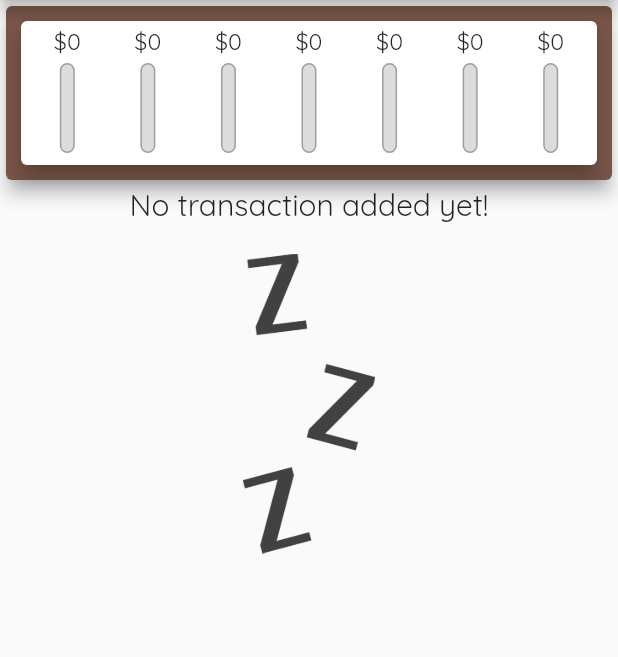
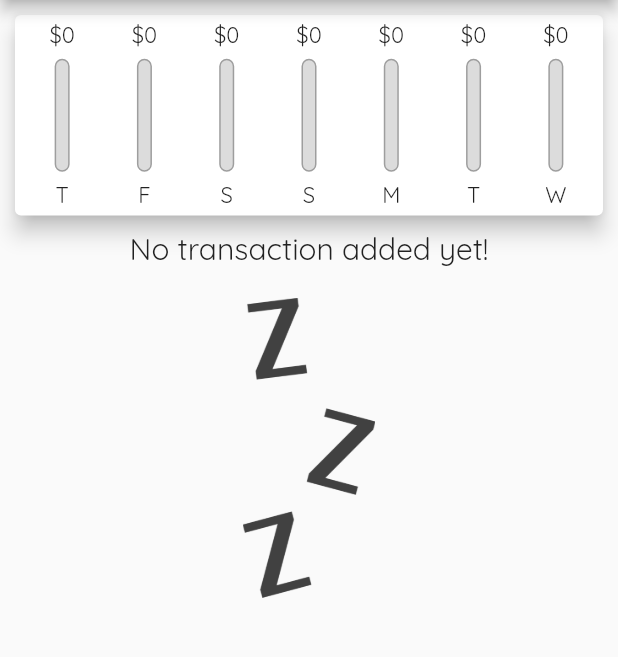
Before and after one commit to alinpahontu2912/expenses-app-flutter-udemy, a Flutter app: the screen it shows after launch, on a phone screen of 412 x 824 dp, the part 84-741 px from its top. Run offline on Flutter 3.47's test engine with Material 2 defaults, Android fonts, the phone set to English and light mode, and no system bars.

Commit message:
increased adaptability by using size of the device the app is being run on

```diff
--- a/lib/main.dart
+++ b/lib/main.dart
@@ -1,4 +1,5 @@
 import 'package:flutter/material.dart';
+import 'package:flutter/services.dart';
 import 'package:secondapp/widgets/Chart.dart';
 import 'package:secondapp/widgets/new_transaction.dart';
 import 'package:secondapp/widgets/transaction_list.dart';
@@ -6,6 +7,9 @@ import 'package:secondapp/widgets/transaction_list.dart';
 import 'models/transaction.dart';
 
 void main() {
+  WidgetsFlutterBinding.ensureInitialized();
+  SystemChrome.setPreferredOrientations(
+      [DeviceOrientation.portraitDown, DeviceOrientation.portraitUp]);
   runApp(MyApp());
 }
 
@@ -26,8 +30,7 @@ class MyApp extends StatelessWidget {
                     fontFamily: 'OpenSans',
                     fontSize: 20,
                     fontWeight: FontWeight.bold),
-              button: TextStyle(color: Colors.white)
-                )),
+                button: TextStyle(color: Colors.white))),
       ),
       home: MyHomePage(),
     );
@@ -48,7 +51,8 @@ class _MyHomePageState extends State<MyHomePage> {
     }).toList();
   }
 
-  void _addNewTransaction(String txTitle, double txAmount, DateTime chosenDate) {
+  void _addNewTransaction(
+      String txTitle, double txAmount, DateTime chosenDate) {
     final newTx = Transaction(
         id: DateTime.now().toString(),
         title: txTitle,
@@ -59,7 +63,7 @@ class _MyHomePageState extends State<MyHomePage> {
     });
   }
 
-  void _deleteTransaction(String id){
+  void _deleteTransaction(String id) {
     setState(() {
       _userTransactions.removeWhere((element) => element.id == id);
     });
@@ -75,8 +79,7 @@ class _MyHomePageState extends State<MyHomePage> {
 
   @override
   Widget build(BuildContext context) {
-    return Scaffold(
-      appBar: AppBar(
+    final appBar = AppBar(
       title: Text(
         'Personal Expenses',
         style: TextStyle(fontFamily: 'OpenSans'),
@@ -87,17 +90,25 @@ class _MyHomePageState extends State<MyHomePage> {
           icon: Icon(Icons.add),
         ),
       ],
-      ),
+    );
+    return Scaffold(
+      appBar: appBar,
       body: Column(
         mainAxisAlignment: MainAxisAlignment.start,
         crossAxisAlignment: CrossAxisAlignment.center,
         children: [
-          Card(
-            child: Chart(_recentTracsanctions),
-            elevation: 5,
-            color: Colors.brown,
-          ),
-          TransactionList(_userTransactions, _deleteTransaction),
+          Container(
+              height: (MediaQuery.of(context).size.height -
+                      appBar.preferredSize.height -
+                      MediaQuery.of(context).padding.top) *
+                  0.2,
+              child: Chart(_recentTracsanctions)),
+          Container(
+              height: (MediaQuery.of(context).size.height -
+                      appBar.preferredSize.height -
+                      MediaQuery.of(context).padding.top) *
+                  0.8,
+              child: TransactionList(_userTransactions, _deleteTransaction)),
         ],
       ),
     );
--- a/lib/widgets/Chart.dart
+++ b/lib/widgets/Chart.dart
@@ -1,15 +1,13 @@
 import 'package:flutter/cupertino.dart';
 import 'package:flutter/material.dart';
+import 'package:intl/intl.dart';
 import 'package:secondapp/models/transaction.dart';
-import 'package:intl/intl.dart';
 import 'package:secondapp/widgets/ChartBar.dart';
 
 class Chart extends StatelessWidget {
-
   final List<Transaction> recentTransactions;
 
   const Chart(this.recentTransactions);
-
 
   double get maxSpending {
     return groupedTransactionValues.fold(0, (sum, element) {
@@ -19,13 +17,15 @@ class Chart extends StatelessWidget {
 
   List<Map<String, Object>> get groupedTransactionValues {
     return List.generate(7, (index) {
-      final weekDay = DateTime.now().subtract(Duration(days: index),);
+      final weekDay = DateTime.now().subtract(
+        Duration(days: index),
+      );
       double totalSum = 0.0;
 
-      for (var i = 0; i < recentTransactions.length; i ++) {
-        if (recentTransactions[i].date.day == weekDay.day
-            && recentTransactions[i].date.month == weekDay.month
-            && recentTransactions[i].date.year == weekDay.year) {
+      for (var i = 0; i < recentTransactions.length; i++) {
+        if (recentTransactions[i].date.day == weekDay.day &&
+            recentTransactions[i].date.month == weekDay.month &&
+            recentTransactions[i].date.year == weekDay.year) {
           totalSum += recentTransactions[i].amount;
         }
       }
@@ -33,13 +33,12 @@ class Chart extends StatelessWidget {
         'day': DateFormat.E().format(weekDay).substring(0, 1),
         'amount': totalSum
       };
-    }
-    ).reversed.toList();
+    }).reversed.toList();
   }
 
   @override
   Widget build(BuildContext context) {
-    print(groupedTransactionValues);
+    //print(groupedTransactionValues);
     return Card(
       elevation: 6,
       margin: EdgeInsets.all(10),
@@ -51,8 +50,9 @@ class Chart extends StatelessWidget {
             return Flexible(
               fit: FlexFit.tight,
               child: ChartBar(
-                  e['day'].toString(), (e['amount'] as double),
-                maxSpending == 0 ? 0 : ((e['amount'] as double) / maxSpending ),
+                e['day'].toString(),
+                (e['amount'] as double),
+                maxSpending == 0 ? 0 : ((e['amount'] as double) / maxSpending),
               ),
             );
           }).toList(),
--- a/lib/widgets/ChartBar.dart
+++ b/lib/widgets/ChartBar.dart
@@ -10,19 +10,21 @@ class ChartBar extends StatelessWidget {
 
   @override
   Widget build(BuildContext context) {
+    return LayoutBuilder(
+      builder: (context, constraints) {
         return Column(
           children: [
             Container(
-          height: 20,
+              height: constraints.maxHeight * 0.15,
               child: FittedBox(
                 child: Text('\$${spendingAmount.toStringAsFixed(0)}'),
               ),
             ),
             SizedBox(
-          height: 4,
+              height: constraints.maxHeight * 0.05,
             ),
             Container(
-          height: 60,
+              height: constraints.maxHeight * 0.6,
               width: 10,
               child: Stack(
                 children: [
@@ -45,9 +47,15 @@ class ChartBar extends StatelessWidget {
               ),
             ),
             SizedBox(
-          height: 4,
-        )
+              height: constraints.maxHeight * 0.05,
+            ),
+            Container(
+              height: constraints.maxHeight * 0.15,
+              child: FittedBox(child: Text(label)),
+            ),
           ],
+        );
+      },
     );
   }
 }
```
Lines whose indentation alone changed are shown as unchanged.
